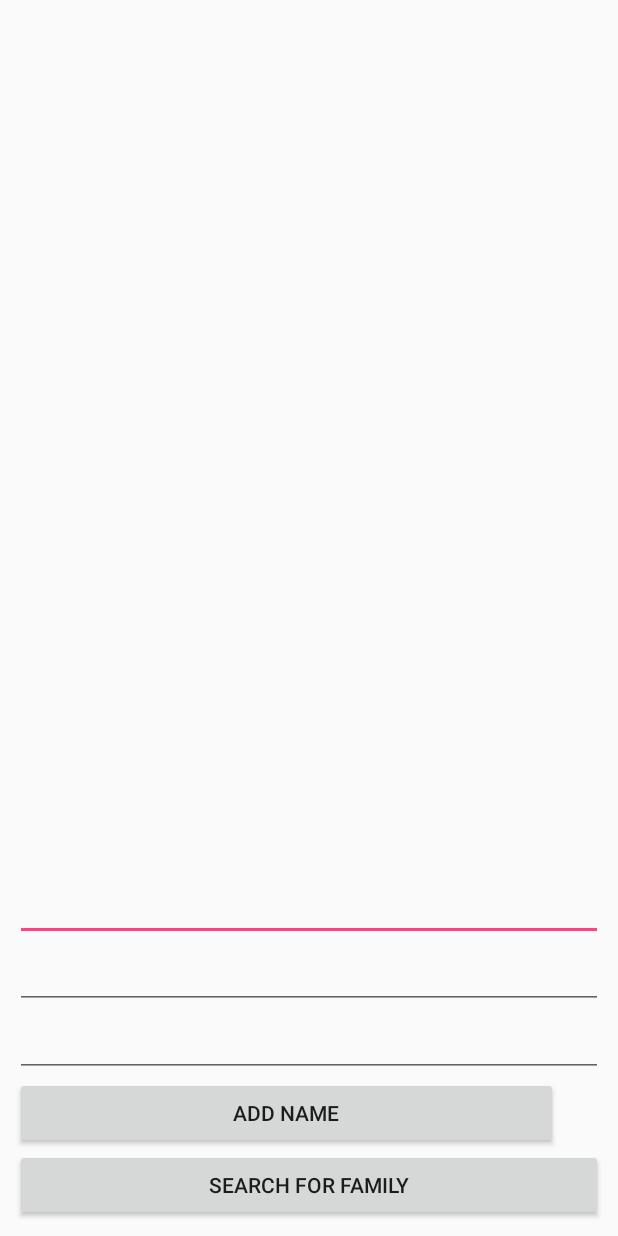
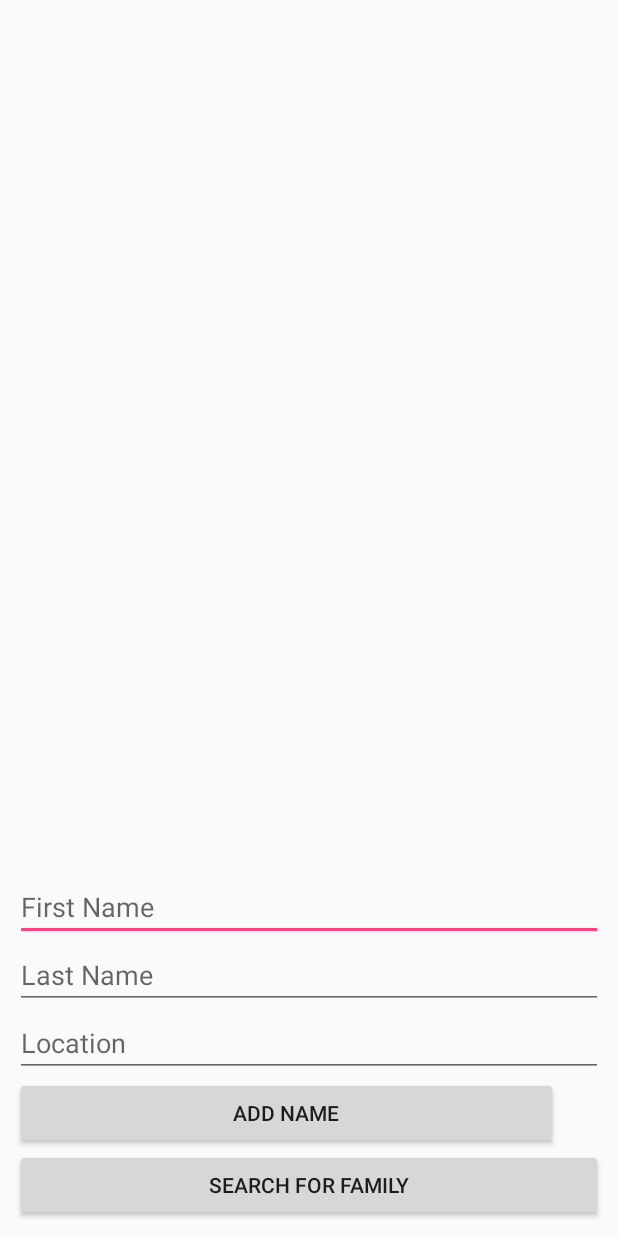
Before and after one commit to ansue1234/Survivor-Tracker, an Android app: the screen it shows after launch (MainActivity), after a tap on "ADD NAME", on a phone screen of 412 x 824 dp. Run offline under Robolectric (Android 15) with nearby library versions, the phone set to English and light mode, and no system bars; our stand-ins replace Firebase (no records; nobody signed in at launch, a user with empty details on screens opened directly).

Commit message:
hinted textbox

```diff
--- a/app/src/main/java/com/example/sue/survivortracker/Person.java
+++ b/app/src/main/java/com/example/sue/survivortracker/Person.java
@@ -30,7 +30,7 @@ public class Person {
     }
 
     public String getName () {
-        String fullname = getFirstName() + " " + getLastName();
+        String fullname = getFirstName() + " " + getLastName() + " " + getLocation();
         return fullname;
     }
 }
--- a/app/src/main/res/layout/activity_main.xml
+++ b/app/src/main/res/layout/activity_main.xml
@@ -32,30 +32,29 @@
         <!--android:layout_height="wrap_content"/>-->
 
 
-
         <EditText
             android:id="@+id/firstName"
             android:layout_width="match_parent"
             android:layout_height="wrap_content"
             android:ems="10"
-        android:inputType="textPersonName"
-        android:text="First Name" />
+            android:hint="First Name"
+            android:inputType="textPersonName" />
 
         <EditText
             android:id="@+id/lastName"
             android:layout_width="match_parent"
             android:layout_height="wrap_content"
             android:ems="10"
-        android:inputType="textPersonName"
-        android:text="Last Name" />
+            android:hint="Last Name"
+            android:inputType="textPersonName" />
 
         <EditText
             android:id="@+id/loc"
             android:layout_width="match_parent"
             android:layout_height="wrap_content"
             android:ems="10"
-        android:inputType="textPersonName"
-        android:text="Location" />
+            android:hint="Location"
+            android:inputType="textAutoComplete|textPersonName" />
 
     <Button
         android:id="@+id/addButton"
```
Lines whose indentation alone changed are shown as unchanged.
